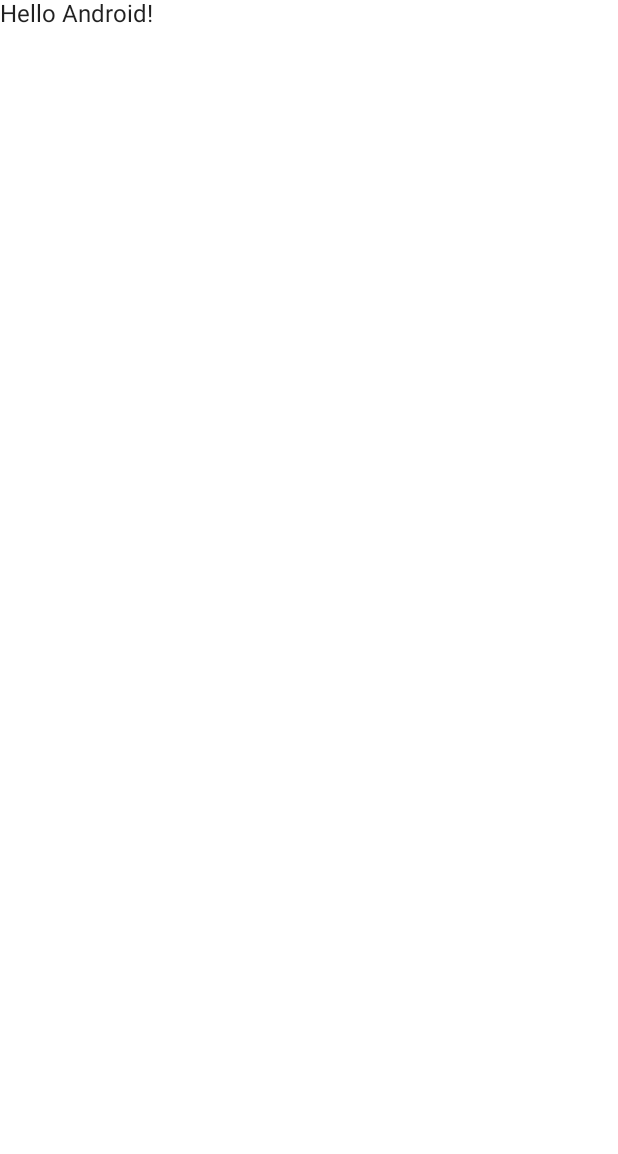
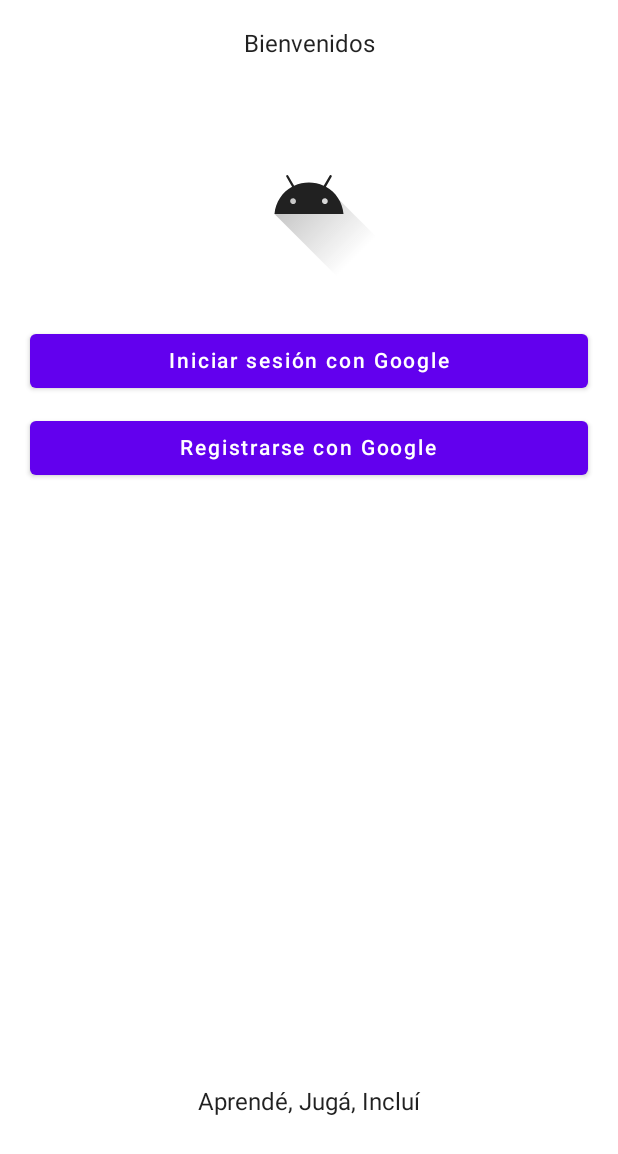
Before and after one commit to BlacuttMatias/InstructorLsa-Android, an Android app built with Jetpack Compose: the screen it shows after launch (MainActivity), on a phone screen of 412 x 824 dp. Before the commit the part shown is almost empty. Shown: the top 1154 px of the screen. Run offline under Robolectric (Android 15) with nearby library versions, the phone set to English and light mode, and no system bars.

Commit message:
Add home login screen

```diff
--- a/app/src/main/java/com/example/instructorlsa/MainActivity.kt
+++ b/app/src/main/java/com/example/instructorlsa/MainActivity.kt
@@ -10,6 +10,7 @@
 import androidx.compose.runtime.Composable
 import androidx.compose.ui.Modifier
 import androidx.compose.ui.tooling.preview.Preview
+import com.example.instructorlsa.ui.screens.loginHome.LoginHomeScreen
 import com.example.instructorlsa.ui.theme.InstructorLsaTheme
 
 class MainActivity : ComponentActivity() {
@@ -22,7 +23,7 @@
                     modifier = Modifier.fillMaxSize(),
                     color = MaterialTheme.colors.background
                 ) {
-                    Greeting("Android")
+                    LoginHomeScreen()
                 }
             }
         }
--- /dev/null
+++ b/app/src/main/java/com/example/instructorlsa/ui/screens/loginHome/LoginHomeScreen.kt
@@ -0,0 +1,65 @@
+package com.example.instructorlsa.ui.screens.loginHome
+
+import androidx.compose.foundation.layout.*
+import androidx.compose.material.Button
+import androidx.compose.material.Icon
+import androidx.compose.material.Text
+import androidx.compose.runtime.Composable
+import androidx.compose.ui.Alignment
+import androidx.compose.ui.Modifier
+import androidx.compose.ui.layout.AlignmentLine
+import androidx.compose.ui.modifier.modifierLocalConsumer
+import androidx.compose.ui.res.painterResource
+import androidx.compose.ui.res.stringResource
+import androidx.compose.ui.tooling.preview.Preview
+import androidx.compose.ui.unit.dp
+import com.example.instructorlsa.R
+import com.example.instructorlsa.ui.theme.InstructorLsaTheme
+
+@Composable
+fun LoginHomeScreen() {
+    val welcomeText = stringResource(id = R.string.home_login_welcome_message)
+    val icon = painterResource(id = R.drawable.ic_launcher_foreground)
+    val registerText = stringResource(id = R.string.home_login_register_google)
+    val loginText = stringResource(id = R.string.home_login_login_google)
+    val sloganAppText = stringResource(id = R.string.slogan_app)
+    Column(modifier = Modifier.fillMaxSize(), horizontalAlignment = Alignment.CenterHorizontally){
+        Spacer(modifier = Modifier.height(20.dp))
+        Text(text = welcomeText)
+        Spacer(modifier = Modifier.height(40.dp))
+        Icon(painter = icon,
+            contentDescription = null)
+        Spacer(modifier = Modifier.height(30.dp))
+        Button(modifier = Modifier.fillMaxWidth().padding(horizontal = 20.dp),
+            onClick = {
+
+            }
+        ){
+            Text(text = registerText)
+        }
+        Spacer(modifier = Modifier.height(10.dp))
+        Button(modifier =Modifier.fillMaxWidth().padding(horizontal = 20.dp),
+            onClick = {
+
+            }
+        ){
+            Text(text = loginText)
+        }
+        Column(modifier = Modifier.fillMaxSize(),
+            horizontalAlignment = Alignment.CenterHorizontally,
+            verticalArrangement = Arrangement.Bottom
+        ) {
+            Text(text = sloganAppText)
+            Spacer(modifier = Modifier.height(80.dp))
+        }
+
+    }
+}
+
+@Preview(showBackground = true)
+@Composable
+fun DefaultPreview() {
+    InstructorLsaTheme {
+        LoginHomeScreen()
+    }
+}
--- a/app/src/main/res/values/strings.xml
+++ b/app/src/main/res/values/strings.xml
@@ -1,3 +1,8 @@
 <resources>
     <string name="app_name">InstructorLsa</string>
+    <string name="slogan_app">Aprendé, Jugá, Incluí</string>
+
+    <string name="home_login_welcome_message">Bienvenidos</string>
+    <string name="home_login_register_google">Iniciar sesión con Google</string>
+    <string name="home_login_login_google">Registrarse con Google</string>
 </resources>
```
